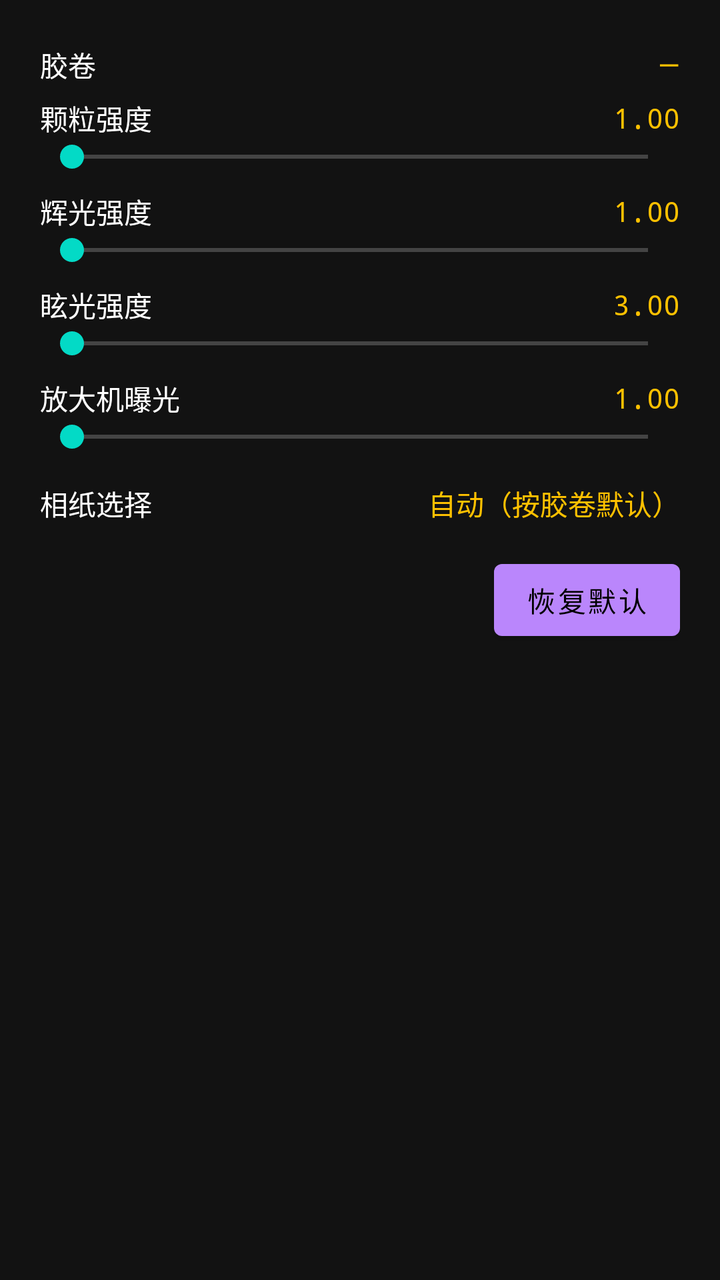
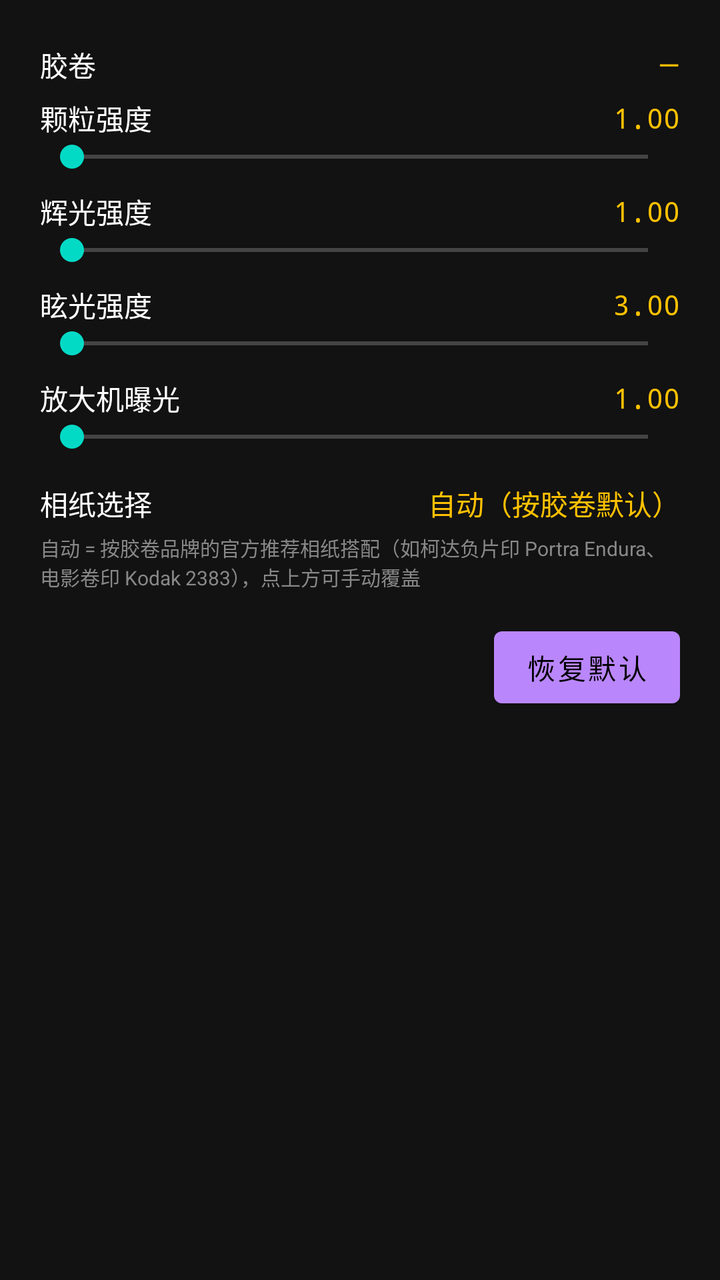

Compare the two renders of this Android layout. The source of the first and the diff that turns it into the second are given below.
<!-- AndroidManifest.xml: application theme Theme.FilmCam -->
<!-- res/layout/dialog_dev_params.xml -->
<?xml version="1.0" encoding="utf-8"?>
<LinearLayout xmlns:android="http://schemas.android.com/apk/res/android"
    android:layout_width="match_parent"
    android:layout_height="wrap_content"
    android:orientation="vertical"
    android:paddingStart="20dp"
    android:paddingEnd="20dp"
    android:paddingTop="16dp"
    android:paddingBottom="8dp">

    
    <LinearLayout
        android:id="@+id/rowDevRoll"
        android:layout_width="match_parent"
        android:layout_height="wrap_content"
        android:orientation="horizontal"
        android:gravity="center_vertical"
        android:background="?android:attr/selectableItemBackground"
        android:clickable="true"
        android:focusable="true"
        android:paddingTop="6dp"
        android:paddingBottom="6dp">

        <TextView
            android:layout_width="0dp"
            android:layout_height="wrap_content"
            android:layout_weight="1"
            android:text="胶卷"
            android:textColor="#FFFFFF"
            android:textSize="14sp" />

        <TextView
            android:id="@+id/tvDevRollValue"
            android:layout_width="wrap_content"
            android:layout_height="wrap_content"
            android:text="—"
            android:textColor="#FFC100"
            android:textSize="14sp" />
    </LinearLayout>

    
    <LinearLayout
        android:layout_width="match_parent"
        android:layout_height="wrap_content"
        android:orientation="horizontal"
        android:gravity="center_vertical">

        <TextView
            android:layout_width="0dp"
            android:layout_height="wrap_content"
            android:layout_weight="1"
            android:text="颗粒强度"
            android:textColor="#FFFFFF"
            android:textSize="14sp" />

        <TextView
            android:id="@+id/tvDevGrainValue"
            android:layout_width="wrap_content"
            android:layout_height="wrap_content"
            android:text="1.00"
            android:textColor="#FFC100"
            android:textSize="14sp"
            android:fontFamily="monospace" />
    </LinearLayout>

    <SeekBar
        android:id="@+id/sbDevGrain"
        android:layout_width="match_parent"
        android:layout_height="wrap_content"
        android:max="200" />

    
    <LinearLayout
        android:layout_width="match_parent"
        android:layout_height="wrap_content"
        android:orientation="horizontal"
        android:gravity="center_vertical"
        android:layout_marginTop="8dp">

        <TextView
            android:layout_width="0dp"
            android:layout_height="wrap_content"
            android:layout_weight="1"
            android:text="辉光强度"
            android:textColor="#FFFFFF"
            android:textSize="14sp" />

        <TextView
            android:id="@+id/tvDevHalationValue"
            android:layout_width="wrap_content"
            android:layout_height="wrap_content"
            android:text="1.00"
            android:textColor="#FFC100"
            android:textSize="14sp"
            android:fontFamily="monospace" />
    </LinearLayout>

    <SeekBar
        android:id="@+id/sbDevHalation"
        android:layout_width="match_parent"
        android:layout_height="wrap_content"
        android:max="200" />

    
    <LinearLayout
        android:layout_width="match_parent"
        android:layout_height="wrap_content"
        android:orientation="horizontal"
        android:gravity="center_vertical"
        android:layout_marginTop="8dp">

        <TextView
            android:layout_width="0dp"
            android:layout_height="wrap_content"
            android:layout_weight="1"
            android:text="眩光强度"
            android:textColor="#FFFFFF"
            android:textSize="14sp" />

        <TextView
            android:id="@+id/tvDevGlareValue"
            android:layout_width="wrap_content"
            android:layout_height="wrap_content"
            android:text="3.00"
            android:textColor="#FFC100"
            android:textSize="14sp"
            android:fontFamily="monospace" />
    </LinearLayout>

    <SeekBar
        android:id="@+id/sbDevGlare"
        android:layout_width="match_parent"
        android:layout_height="wrap_content"
        android:max="600" />

    
    <LinearLayout
        android:layout_width="match_parent"
        android:layout_height="wrap_content"
        android:orientation="horizontal"
        android:gravity="center_vertical"
        android:layout_marginTop="8dp">

        <TextView
            android:layout_width="0dp"
            android:layout_height="wrap_content"
            android:layout_weight="1"
            android:text="放大机曝光"
            android:textColor="#FFFFFF"
            android:textSize="14sp" />

        <TextView
            android:id="@+id/tvDevExposureValue"
            android:layout_width="wrap_content"
            android:layout_height="wrap_content"
            android:text="1.00"
            android:textColor="#FFC100"
            android:textSize="14sp"
            android:fontFamily="monospace" />
    </LinearLayout>

    <SeekBar
        android:id="@+id/sbDevExposure"
        android:layout_width="match_parent"
        android:layout_height="wrap_content"
        android:max="150" />

    
    <LinearLayout
        android:id="@+id/rowDevPaper"
        android:layout_width="match_parent"
        android:layout_height="wrap_content"
        android:orientation="horizontal"
        android:gravity="center_vertical"
        android:layout_marginTop="8dp"
        android:background="?android:attr/selectableItemBackground"
        android:clickable="true"
        android:focusable="true"
        android:paddingTop="6dp"
        android:paddingBottom="6dp">

        <TextView
            android:layout_width="0dp"
            android:layout_height="wrap_content"
            android:layout_weight="1"
            android:text="相纸选择"
            android:textColor="#FFFFFF"
            android:textSize="14sp" />

        <TextView
            android:id="@+id/tvDevPaperValue"
            android:layout_width="wrap_content"
            android:layout_height="wrap_content"
            android:text="自动（按胶卷默认）"
            android:textColor="#FFC100"
            android:textSize="14sp" />
    </LinearLayout>

    
    <Button
        android:id="@+id/btnDevReset"
        android:layout_width="wrap_content"
        android:layout_height="wrap_content"
        android:layout_gravity="end"
        android:layout_marginTop="8dp"
        android:text="恢复默认" />

</LinearLayout>
<!-- resources referenced by this layout -->
<resources>
  <style name="Theme.FilmCam" parent="Theme.MaterialComponents.NoActionBar">
          <item name="android:statusBarColor">#000000</item>
          <item name="android:navigationBarColor">#000000</item>
      </style>
</resources>

<!-- the commit's change to res/layout/dialog_dev_params.xml (unified diff, before → after) -->
@@ -197,6 +197,16 @@
     </LinearLayout>
 
     
+    <TextView
+        android:layout_width="match_parent"
+        android:layout_height="wrap_content"
+        android:layout_marginTop="-2dp"
+        android:layout_marginBottom="6dp"
+        android:text="自动 = 按胶卷品牌的官方推荐相纸搭配（如柯达负片印 Portra Endura、电影卷印 Kodak 2383），点上方可手动覆盖"
+        android:textColor="#888888"
+        android:textSize="10sp" />
+
+    
     <Button
         android:id="@+id/btnDevReset"
         android:layout_width="wrap_content"
